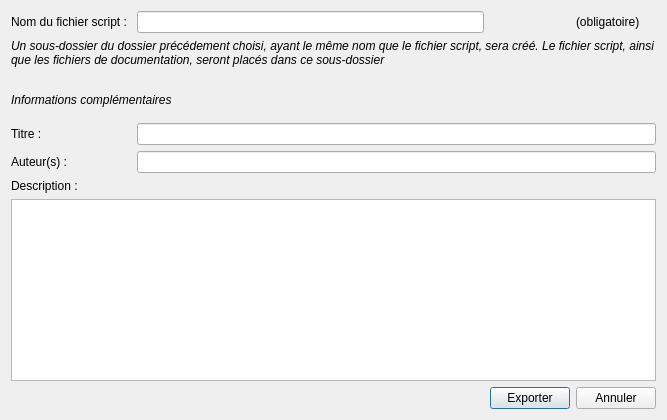
Chabam/computree-mirror, file ComputreeGui/view/MainView/gscriptdocinfodialog.ui: the form before one commit.
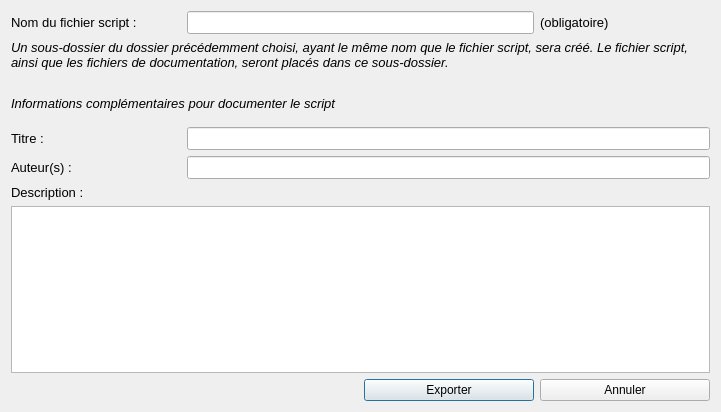
The form after the commit.

Commit message: Corrections traductions + amélioration scripts documentés

Diff of the .ui file:
```diff
--- a/ComputreeGui/view/MainView/gscriptdocinfodialog.ui
+++ b/ComputreeGui/view/MainView/gscriptdocinfodialog.ui
@@ -6,8 +6,8 @@
    <rect>
     <x>0</x>
     <y>0</y>
-    <width>667</width>
-    <height>420</height>
+    <width>721</width>
+    <height>412</height>
    </rect>
   </property>
   <property name="windowTitle">
@@ -15,7 +15,13 @@
   </property>
   <layout class="QGridLayout" name="gridLayout">
    <item row="5" column="1" colspan="3">
-    <widget class="QLineEdit" name="le_title"/>
+    <widget class="QLineEdit" name="le_title">
+     <property name="font">
+      <font>
+       <pointsize>10</pointsize>
+      </font>
+     </property>
+    </widget>
    </item>
    <item row="9" column="2">
     <widget class="QPushButton" name="pb_export">
@@ -28,16 +34,23 @@
     <widget class="QLabel" name="label">
      <property name="font">
       <font>
+       <pointsize>10</pointsize>
        <italic>true</italic>
       </font>
      </property>
      <property name="text">
-      <string>Informations complémentaires</string>
+      <string>Informations complémentaires pour documenter le script</string>
      </property>
     </widget>
    </item>
    <item row="8" column="0" colspan="4">
-    <widget class="QPlainTextEdit" name="pt_description"/>
+    <widget class="QPlainTextEdit" name="pt_description">
+     <property name="font">
+      <font>
+       <pointsize>10</pointsize>
+      </font>
+     </property>
+    </widget>
    </item>
    <item row="2" column="0">
     <spacer name="verticalSpacer">
@@ -55,15 +68,13 @@
      </property>
     </spacer>
    </item>
-   <item row="0" column="3">
-    <widget class="QLabel" name="label_6">
-     <property name="text">
-      <string>(obligatoire)</string>
-     </property>
-    </widget>
-   </item>
    <item row="7" column="0">
     <widget class="QLabel" name="label_5">
+     <property name="font">
+      <font>
+       <pointsize>10</pointsize>
+      </font>
+     </property>
      <property name="text">
       <string>Description :</string>
      </property>
@@ -71,13 +82,24 @@
    </item>
    <item row="6" column="0">
     <widget class="QLabel" name="label_4">
+     <property name="font">
+      <font>
+       <pointsize>10</pointsize>
+      </font>
+     </property>
      <property name="text">
       <string>Auteur(s) :</string>
      </property>
     </widget>
    </item>
    <item row="6" column="1" colspan="3">
-    <widget class="QLineEdit" name="le_author"/>
+    <widget class="QLineEdit" name="le_author">
+     <property name="font">
+      <font>
+       <pointsize>10</pointsize>
+      </font>
+     </property>
+    </widget>
    </item>
    <item row="4" column="0">
     <spacer name="verticalSpacer_2">
@@ -95,11 +117,13 @@
      </property>
     </spacer>
    </item>
-   <item row="0" column="1">
-    <widget class="QLineEdit" name="le_filename"/>
-   </item>
    <item row="0" column="0">
     <widget class="QLabel" name="label_2">
+     <property name="font">
+      <font>
+       <pointsize>10</pointsize>
+      </font>
+     </property>
      <property name="text">
       <string>Nom du fichier script : </string>
      </property>
@@ -107,6 +131,11 @@
    </item>
    <item row="5" column="0">
     <widget class="QLabel" name="label_3">
+     <property name="font">
+      <font>
+       <pointsize>10</pointsize>
+      </font>
+     </property>
      <property name="text">
       <string>Titre : </string>
      </property>
@@ -123,17 +152,39 @@
     <widget class="QLabel" name="label_7">
      <property name="font">
       <font>
+       <pointsize>10</pointsize>
        <italic>true</italic>
       </font>
      </property>
      <property name="text">
-      <string>Un sous-dossier du dossier précédement choisi, ayant le même nom que le fichier script, sera créé. Le fichier script, ainsi que les fichiers de documentation, seront placés dans ce sous-dossier</string>
+      <string>Un sous-dossier du dossier précédemment choisi, ayant le même nom que le fichier script, sera créé. Le fichier script, ainsi que les fichiers de documentation, seront placés dans ce sous-dossier.</string>
      </property>
      <property name="wordWrap">
       <bool>true</bool>
      </property>
     </widget>
    </item>
+   <item row="0" column="3">
+    <widget class="QLabel" name="label_6">
+     <property name="font">
+      <font>
+       <pointsize>10</pointsize>
+      </font>
+     </property>
+     <property name="text">
+      <string>(obligatoire)</string>
+     </property>
+    </widget>
+   </item>
+   <item row="0" column="1" colspan="2">
+    <widget class="QLineEdit" name="le_filename">
+     <property name="font">
+      <font>
+       <pointsize>10</pointsize>
+      </font>
+     </property>
+    </widget>
+   </item>
   </layout>
  </widget>
  <tabstops>
```
The commit also changes 42 other files.
